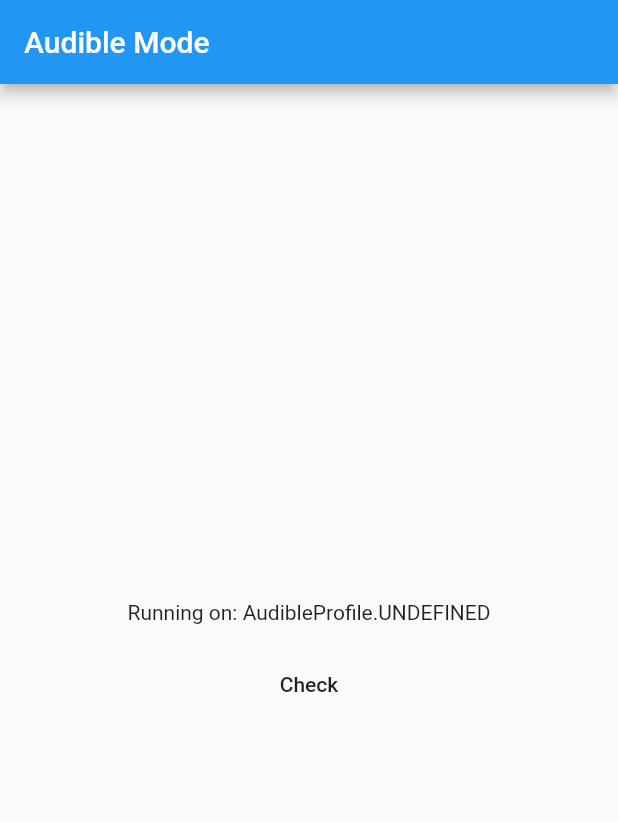
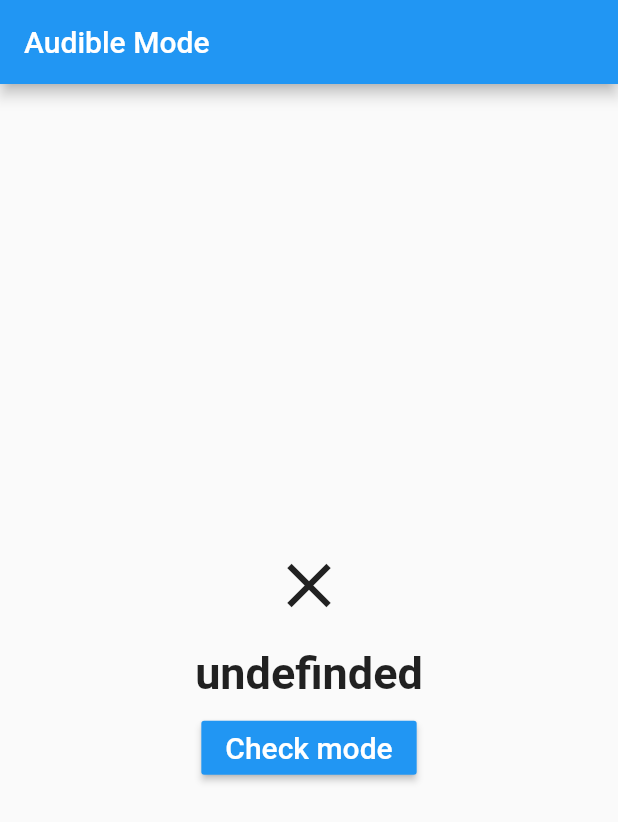
Before and after one commit to andreamainella98/audible_mode, a Flutter app: the screen it shows after launch, on a phone screen of 412 x 824 dp. Shown: the top 822 px of the screen. Run offline on Flutter 3.47's test engine with Material 2 defaults, Android fonts, the light colour scheme and no system bars; missing offline and left inert: enum_to_string.

Commit message:
FIX
[FIX]
   - Fix sample
   - Fix readme
   - Fix delay for get an audible profile

```diff
--- a/example/lib/main.dart
+++ b/example/lib/main.dart
@@ -47,12 +47,35 @@ class _MyAppState extends State<MyApp> {
             crossAxisAlignment: CrossAxisAlignment.center,
             mainAxisAlignment: MainAxisAlignment.center,
             children: [
-              Text('Running on: $_audibleProfile\n'),
-              MaterialButton(
-                onPressed: () {
-                  initPlatformState();
-                },
-                child: Text("Check"),
+              Padding(
+                padding: const EdgeInsets.all(16.0),
+                child: Icon(
+                  _generateIcon(),
+                  size: 50,
+                ),
+              ),
+              Text(
+                _generateText(),
+                style: TextStyle(
+                  fontWeight: FontWeight.bold,
+                  fontSize: 30,
+                ),
+              ),
+              Padding(
+                padding: const EdgeInsets.all(8.0),
+                child: MaterialButton(
+                  onPressed: () {
+                    initPlatformState();
+                  },
+                  color: Colors.blue,
+                  child: Text(
+                    "Check mode",
+                    style: TextStyle(
+                      fontSize: 20,
+                      color: Colors.white,
+                    ),
+                  ),
+                ),
               )
             ],
           ),
@@ -60,4 +83,30 @@ class _MyAppState extends State<MyApp> {
       ),
     );
   }
+
+  String _generateText() {
+    switch (_audibleProfile) {
+      case AudibleProfile.SILENT_MODE:
+        return "Silent mode";
+      case AudibleProfile.VIBRATE_MODE:
+        return "Vibration mode";
+      case AudibleProfile.NORMAL_MODE:
+        return "Normal mode";
+      case AudibleProfile.UNDEFINED:
+        return "undefinded";
+    }
+  }
+
+  IconData _generateIcon() {
+    switch (_audibleProfile) {
+      case AudibleProfile.SILENT_MODE:
+        return Icons.volume_off;
+      case AudibleProfile.VIBRATE_MODE:
+        return Icons.vibration;
+      case AudibleProfile.NORMAL_MODE:
+        return Icons.volume_up;
+      case AudibleProfile.UNDEFINED:
+        return Icons.clear;
+    }
+  }
 }
--- a/lib/src/audible.dart
+++ b/lib/src/audible.dart
@@ -5,7 +5,7 @@ class Audible {
 
   static Future<AudibleProfile?> get getDeviceMode async {
     String temp = await _channel.invokeMethod(_GET_AUDIBLE_MODE);
-    await Future.delayed(Duration(milliseconds: 500)).then((value) async {
+    await Future.delayed(Duration(milliseconds: 250)).then((value) async {
       temp = await _channel.invokeMethod(_GET_AUDIBLE_MODE);
     });
     debugPrint("AUDIBLE MODE: $temp");
```
Also changed, not shown: 3 other files.
